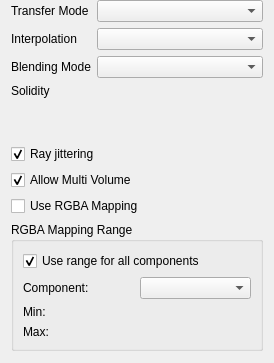
First picture: the form in tomviz/modules/ModuleVolumeWidget.ui, repository OpenChemistry/tomviz, before the edit.
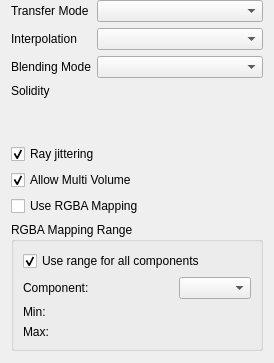
Second picture: the form after the edit. Custom widgets are drawn as their Qt base class.

Commit message:
Improve UI a little for range sliders
Before, when the component combo box would be visible, the range
sliders would shrink too much. Now, they don't shrink as much and are
more easily usable.

What changed in the file:
```diff
--- a/tomviz/modules/ModuleVolumeWidget.ui
+++ b/tomviz/modules/ModuleVolumeWidget.ui
@@ -110,22 +110,6 @@
       <string>RGBA Mapping Range</string>
      </property>
      <layout class="QGridLayout" name="gridLayout">
-      <item row="2" column="1">
-       <widget class="tomviz::DoubleSliderWidget" name="sliRgbaMappingMin" native="true"/>
-      </item>
-      <item row="3" column="1">
-       <widget class="tomviz::DoubleSliderWidget" name="sliRgbaMappingMax" native="true"/>
-      </item>
-      <item row="1" column="1">
-       <widget class="QComboBox" name="rgbaMappingComponent"/>
-      </item>
-      <item row="1" column="0">
-       <widget class="QLabel" name="rgbaMappingComponentLabel">
-        <property name="text">
-         <string>Component:</string>
-        </property>
-       </widget>
-      </item>
       <item row="2" column="0">
        <widget class="QLabel" name="rgbaMappingMinLabel">
         <property name="text">
@@ -140,7 +124,23 @@
         </property>
        </widget>
       </item>
-      <item row="0" column="0" colspan="2">
+      <item row="1" column="3">
+       <widget class="QComboBox" name="rgbaMappingComponent"/>
+      </item>
+      <item row="1" column="0" colspan="3">
+       <widget class="QLabel" name="rgbaMappingComponentLabel">
+        <property name="text">
+         <string>Component:</string>
+        </property>
+       </widget>
+      </item>
+      <item row="2" column="1" colspan="3">
+       <widget class="tomviz::DoubleSliderWidget" name="sliRgbaMappingMin" native="true"/>
+      </item>
+      <item row="3" column="1" colspan="3">
+       <widget class="tomviz::DoubleSliderWidget" name="sliRgbaMappingMax" native="true"/>
+      </item>
+      <item row="0" column="0" colspan="4">
        <widget class="QCheckBox" name="rgbaMappingCombineComponents">
         <property name="toolTip">
          <string>&lt;html&gt;&lt;head/&gt;&lt;body&gt;&lt;p&gt;If checked, a single range will be used for all components. &lt;/p&gt;&lt;p&gt;If unchecked, each component will have its own range.&lt;/p&gt;&lt;/body&gt;&lt;/html&gt;</string>
```
